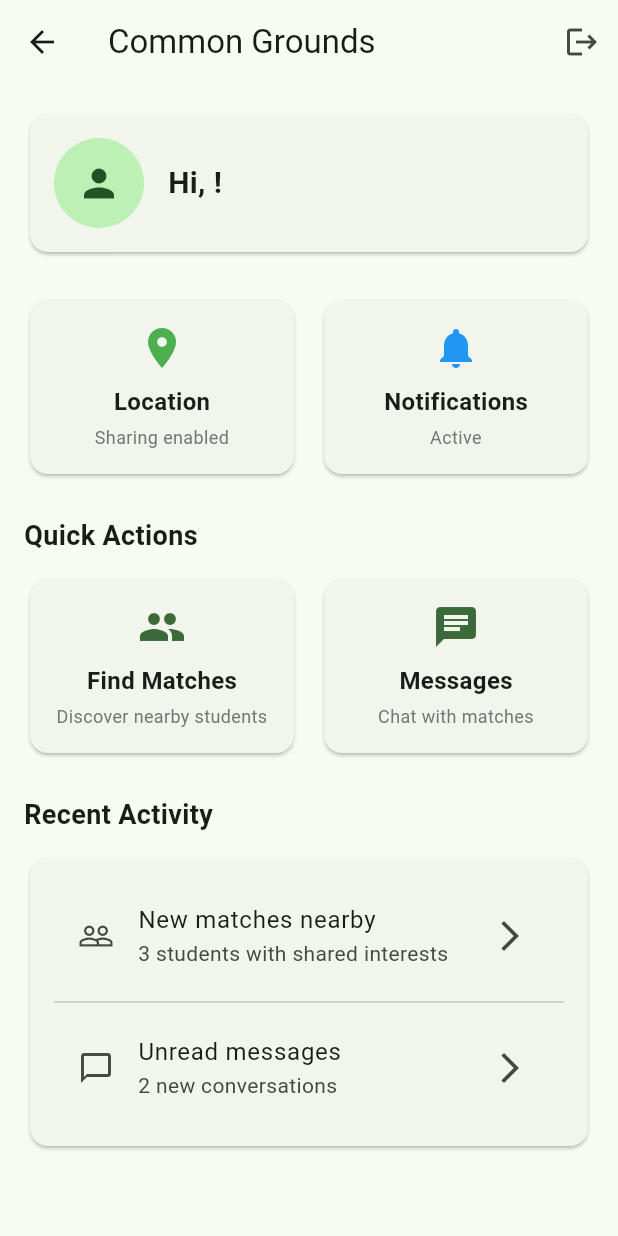
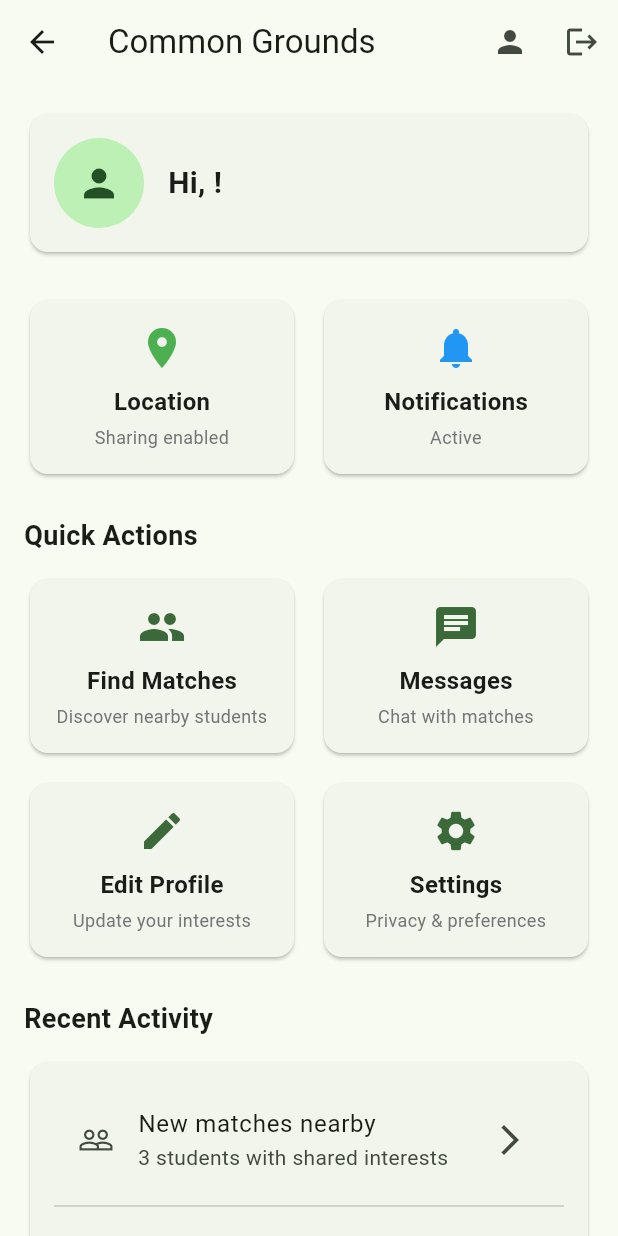
Before and after one commit to AndyyyPhan/Common-Grounds, a Flutter app: the HomePage screen opened directly, on a phone screen of 412 x 824 dp. Run offline on Flutter 3.47's test engine with Material 3 defaults, Android fonts, the phone set to English and light mode, and no system bars; our stand-ins replace cloud_firestore, firebase_auth, firebase_core, firebase_messaging, flutter_local_notifications, geolocator and 3 more; accounts and stored records are empty.

Commit message:
Fix profile editing and settings navigation
- Added profile button to home page app bar
- Added 'Edit Profile' action card on home page
- Updated profile setup page title and button text for editing mode
- Made profile editing more accessible and obvious to users
- Users can now easily edit their interests and profile information

```diff
--- a/mobile/lib/app_shell.dart
+++ b/mobile/lib/app_shell.dart
@@ -127,6 +127,17 @@ class HomePage extends StatelessWidget {
         title: const Text('Common Grounds'),
         actions: [
           IconButton(
+            tooltip: 'My Profile',
+            onPressed: () {
+              Navigator.of(context).push(
+                MaterialPageRoute(
+                  builder: (context) => const ProfilePage(),
+                ),
+              );
+            },
+            icon: const Icon(Icons.person),
+          ),
+          IconButton(
             tooltip: 'Sign out',
             onPressed: () async => AuthService.instance.signOut(),
             icon: const Icon(Icons.logout),
@@ -242,7 +253,7 @@ class HomePage extends StatelessWidget {
                         title: 'Find Matches',
                         subtitle: 'Discover nearby students',
                         onTap: () {
-                          // Navigate to matches page
+                          // Navigate to matches page - this will be handled by bottom navigation
                         },
                       ),
                     ),
@@ -254,6 +265,38 @@ class HomePage extends StatelessWidget {
                         subtitle: 'Chat with matches',
                         onTap: () {
                           // Navigate to messages page
+                        },
+                      ),
+                    ),
+                  ],
+                ),
+
+                const SizedBox(height: 12),
+
+                Row(
+                  children: [
+                    Expanded(
+                      child: _ActionCard(
+                        icon: Icons.edit,
+                        title: 'Edit Profile',
+                        subtitle: 'Update your interests',
+                        onTap: () {
+                          Navigator.of(context).push(
+                            MaterialPageRoute(
+                              builder: (context) => const ProfilePage(),
+                            ),
+                          );
+                        },
+                      ),
+                    ),
+                    const SizedBox(width: 12),
+                    Expanded(
+                      child: _ActionCard(
+                        icon: Icons.settings,
+                        title: 'Settings',
+                        subtitle: 'Privacy & preferences',
+                        onTap: () {
+                          // Navigate to settings page
                         },
                       ),
                     ),
--- a/mobile/lib/pages/profile_setup_page.dart
+++ b/mobile/lib/pages/profile_setup_page.dart
@@ -103,7 +103,9 @@ class _ProfileSetupPageState extends State<ProfileSetupPage> {
   Widget build(BuildContext context) {
     final canSave = _interests.isNotEmpty; // your completion rule
     return Scaffold(
-      appBar: AppBar(title: const Text('Create your profile')),
+      appBar: AppBar(
+        title: Text(widget.profile.isComplete ? 'Edit Profile' : 'Create your profile'),
+      ),
       body: SafeArea(
         child: ListView(
           padding: const EdgeInsets.all(16),
@@ -177,7 +179,7 @@ class _ProfileSetupPageState extends State<ProfileSetupPage> {
                       width: 18,
                       child: CircularProgressIndicator(strokeWidth: 2),
                     )
-                  : const Text('Save & Continue'),
+                  : Text(widget.profile.isComplete ? 'Save Changes' : 'Save & Continue'),
             ),
           ],
         ),
```
